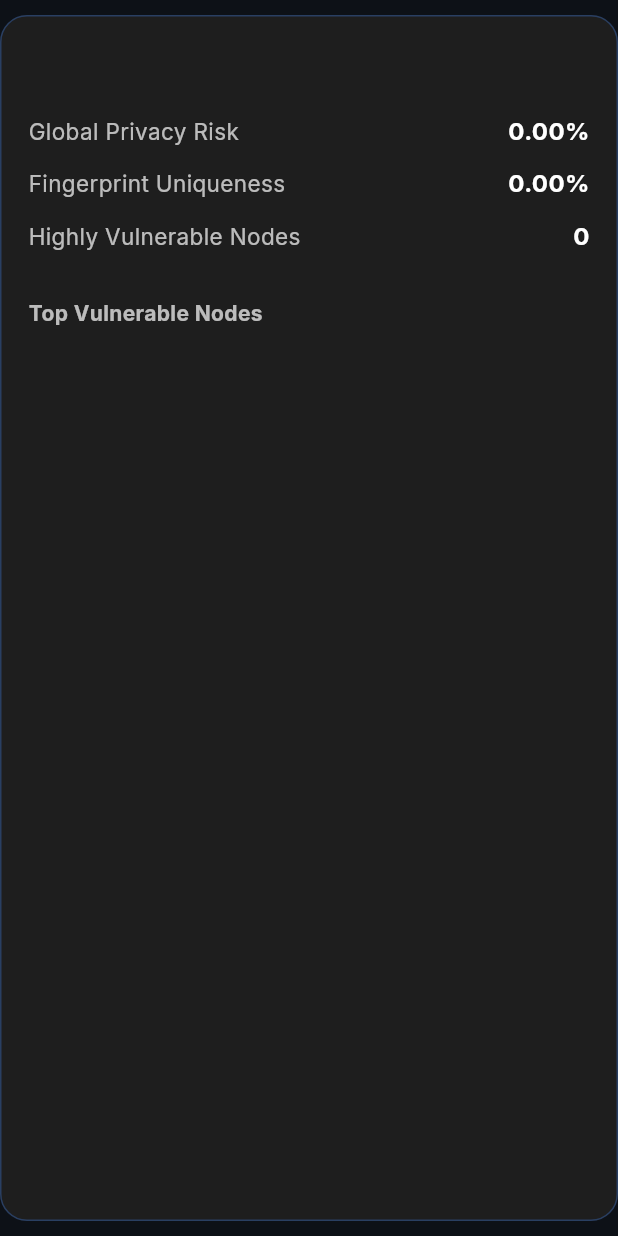
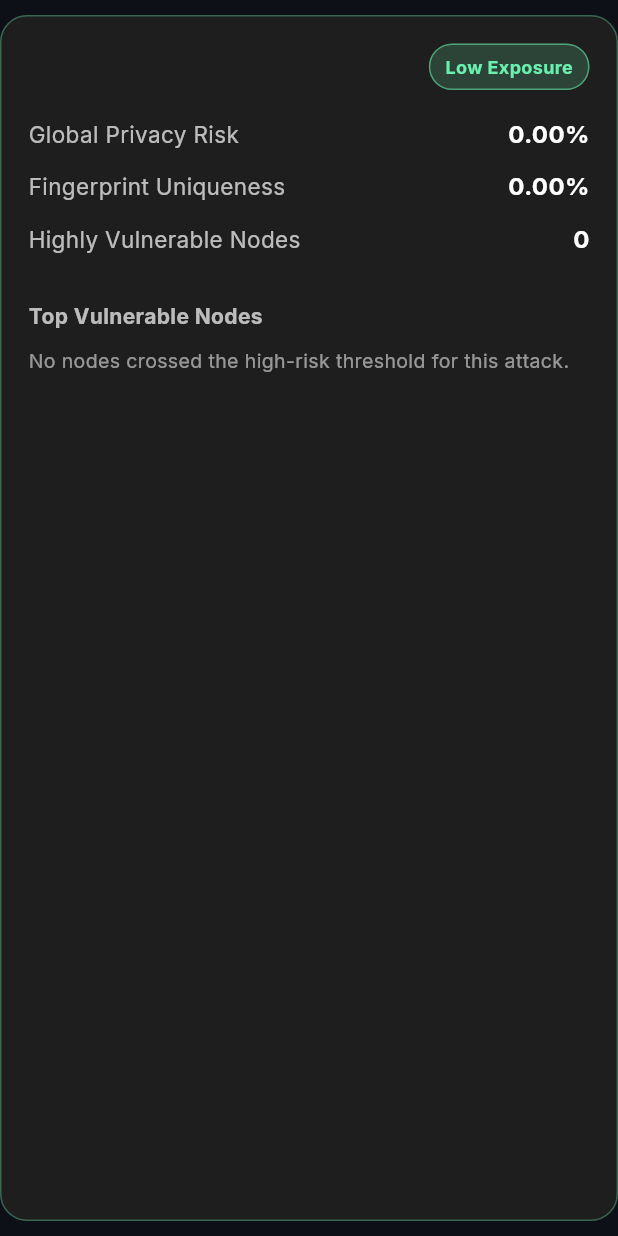
Before and after one commit to Milan72/SecGraph_Anony_Framework, a Flutter app: the AttackResultsCard widget shown alone on an empty page, opened directly with empty values, on a phone screen of 412 x 824 dp. Run offline on Flutter 3.47's test engine with Material 3 defaults, Android fonts, the phone set to English and light mode, and no system bars; our stand-ins replace file_picker, google_fonts.

Commit message:
Polish attack result severity labels

```diff
--- a/lib/widgets/attack_results_card.dart
+++ b/lib/widgets/attack_results_card.dart
@@ -23,19 +23,26 @@ class AttackResultsCard extends StatelessWidget {
         color: const Color(0xFF1E1E1E),
         borderRadius: BorderRadius.circular(18),
         border: Border.all(
-          color: Colors.blueAccent.withOpacity(0.3),
+          color: _severityColor(result.riskScore).withOpacity(0.35),
         ),
       ),
       child: Column(
         crossAxisAlignment: CrossAxisAlignment.start,
         children: [
-          Text(
+          Row(
+            children: [
+              Expanded(
+                child: Text(
                   result.attackName,
                   style: const TextStyle(
                     color: Colors.white,
                     fontSize: 20,
                     fontWeight: FontWeight.bold,
                   ),
+                ),
+              ),
+              _severityBadge(result.riskScore),
+            ],
           ),
 
           const SizedBox(height: 18),
@@ -67,6 +74,15 @@ class AttackResultsCard extends StatelessWidget {
 
           const SizedBox(height: 10),
 
+          if (result.vulnerableNodes.isEmpty)
+            const Text(
+              'No nodes crossed the high-risk threshold for this attack.',
+              style: TextStyle(
+                color: Colors.white54,
+                fontSize: 13,
+              ),
+            )
+          else
             Wrap(
               spacing: 8,
               runSpacing: 8,
@@ -107,6 +123,16 @@ class AttackResultsCard extends StatelessWidget {
               ),
             ),
 
+            const SizedBox(height: 8),
+
+            const Text(
+              'These explanations describe which structural patterns made each node easier to isolate or infer during the simulated attack.',
+              style: TextStyle(
+                color: Colors.white54,
+                fontSize: 13,
+              ),
+            ),
+
             const SizedBox(height: 12),
 
             ...result.explanations.map(
@@ -122,7 +148,8 @@ class AttackResultsCard extends StatelessWidget {
     return Padding(
       padding: const EdgeInsets.only(bottom: 12),
       child: Row(
-        mainAxisAlignment: MainAxisAlignment.spaceBetween,
+        mainAxisAlignment:
+            MainAxisAlignment.spaceBetween,
         children: [
           Text(
             title,
@@ -144,6 +171,47 @@ class AttackResultsCard extends StatelessWidget {
     );
   }
 
+  Widget _severityBadge(double score) {
+    final label = _severityLabel(score);
+    final color = _severityColor(score);
+
+    return Container(
+      padding: const EdgeInsets.symmetric(
+        horizontal: 10,
+        vertical: 6,
+      ),
+      decoration: BoxDecoration(
+        color: color.withOpacity(0.18),
+        borderRadius: BorderRadius.circular(999),
+        border: Border.all(
+          color: color.withOpacity(0.55),
+        ),
+      ),
+      child: Text(
+        label,
+        style: TextStyle(
+          color: color,
+          fontWeight: FontWeight.bold,
+          fontSize: 12,
+        ),
+      ),
+    );
+  }
+
+  String _severityLabel(double score) {
+    if (score >= 0.75) return 'Severe Exposure';
+    if (score >= 0.50) return 'High Exposure';
+    if (score >= 0.25) return 'Moderate Exposure';
+    return 'Low Exposure';
+  }
+
+  Color _severityColor(double score) {
+    if (score >= 0.75) return Colors.redAccent;
+    if (score >= 0.50) return Colors.orangeAccent;
+    if (score >= 0.25) return Colors.amberAccent;
+    return Colors.greenAccent;
+  }
+
   Widget _explanationTile(dynamic explanation) {
     final riskPercent = (explanation.riskScore * 100).toStringAsFixed(1);
 
@@ -162,8 +230,11 @@ class AttackResultsCard extends StatelessWidget {
         children: [
           Row(
             children: [
-              const Icon(Icons.warning_amber_rounded,
-                  color: Colors.orangeAccent, size: 20),
+              const Icon(
+                Icons.warning_amber_rounded,
+                color: Colors.orangeAccent,
+                size: 20,
+              ),
               const SizedBox(width: 8),
               Text(
                 'Node ${explanation.nodeId}',
```
Lines whose indentation alone changed are shown as unchanged.
